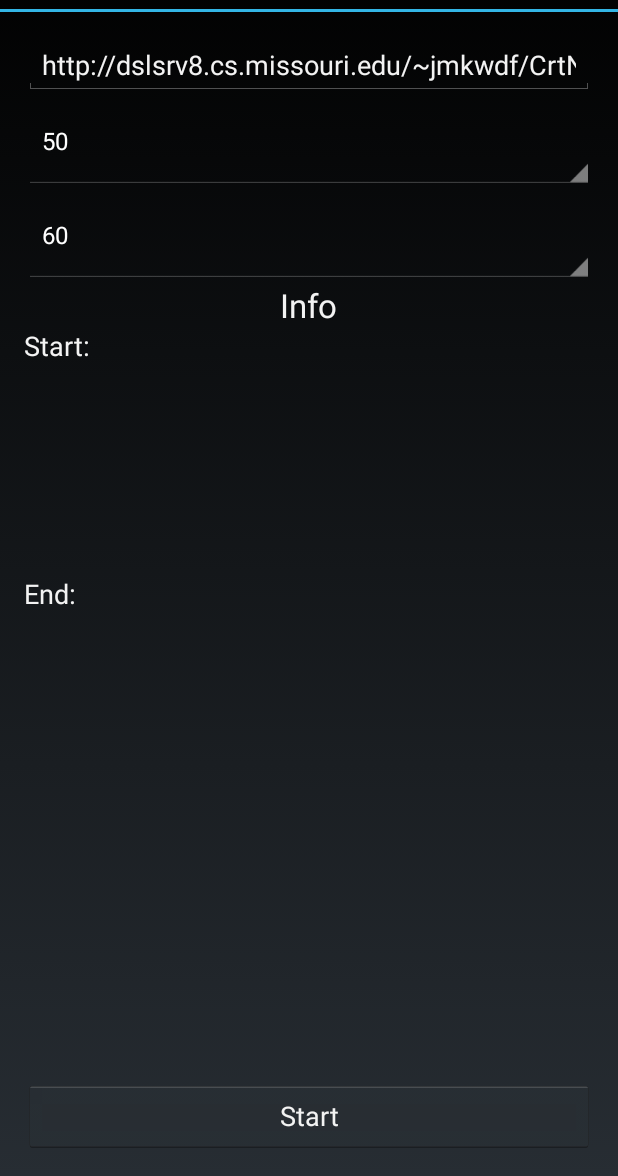
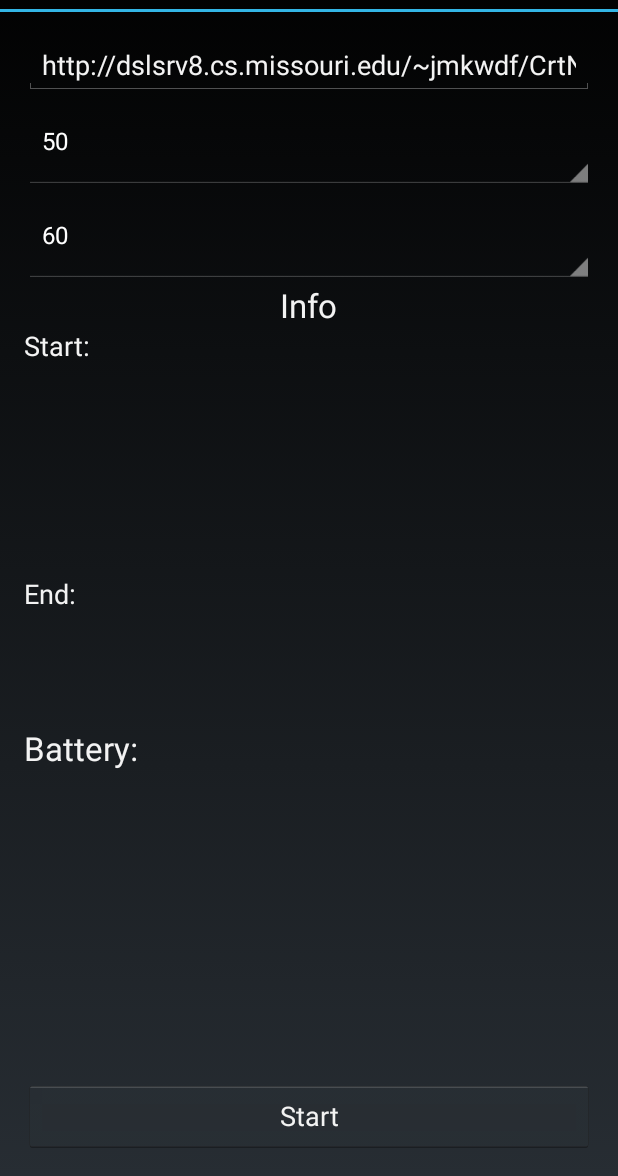
Before and after one commit to BMX-Nick/Chunk, an Android app: the screen it shows after launch (MainActivity), on a phone screen of 412 x 824 dp, the part 60-1236 px from its top. Run offline under Robolectric (Android 15) with nearby library versions, the phone set to English and light mode, and no system bars.

Commit message:
Added a battery label

```diff
--- a/app/src/main/res/layout/activity_main.xml
+++ b/app/src/main/res/layout/activity_main.xml
@@ -57,8 +57,7 @@
         android:id="@+id/progressBar"
         android:indeterminate="false"
         android:layout_below="@+id/endTextView"
-        android:layout_centerHorizontal="true"
-        android:layout_marginTop="42dp"/>
+        android:layout_centerHorizontal="true"/>
 
     <TextView
         android:layout_width="wrap_content"
@@ -88,4 +87,16 @@
         android:layout_centerVertical="true"
         android:layout_alignParentStart="true"/>
 
+    <TextView
+        android:layout_width="wrap_content"
+        android:layout_height="wrap_content"
+        android:textAppearance="?android:attr/textAppearanceLarge"
+        android:text="Battery:"
+        android:id="@+id/textView2"
+        android:layout_alignParentStart="true"
+        android:layout_above="@+id/startButton"
+        android:layout_alignParentEnd="true"
+        android:textAlignment="center"
+        android:layout_below="@+id/progressBar"/>
+
 </RelativeLayout>
```
